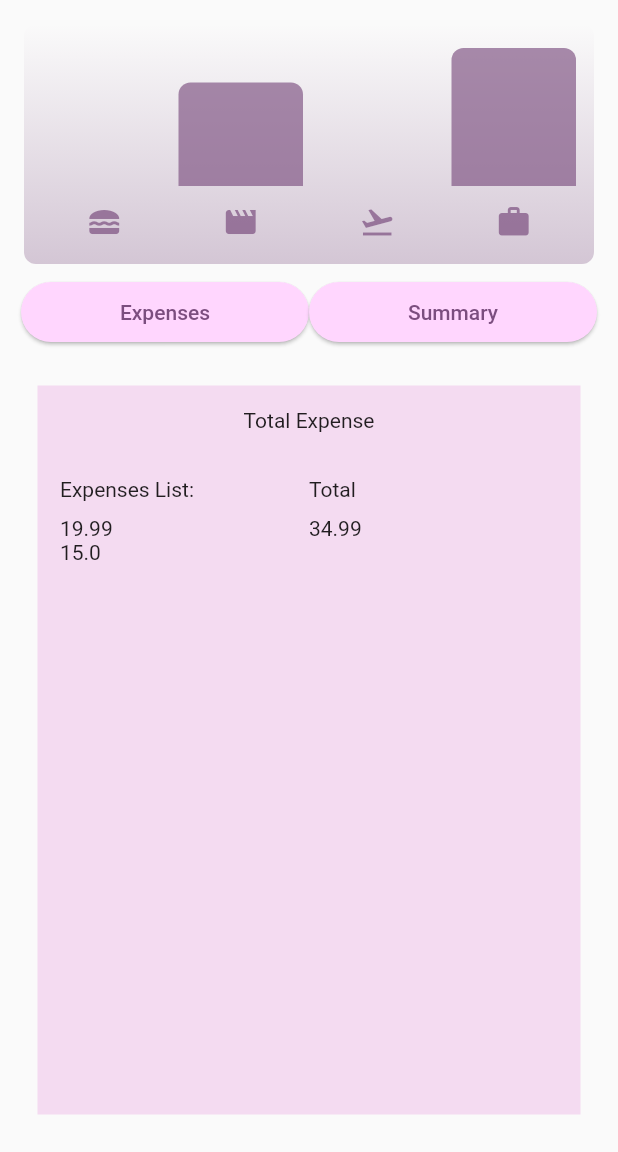
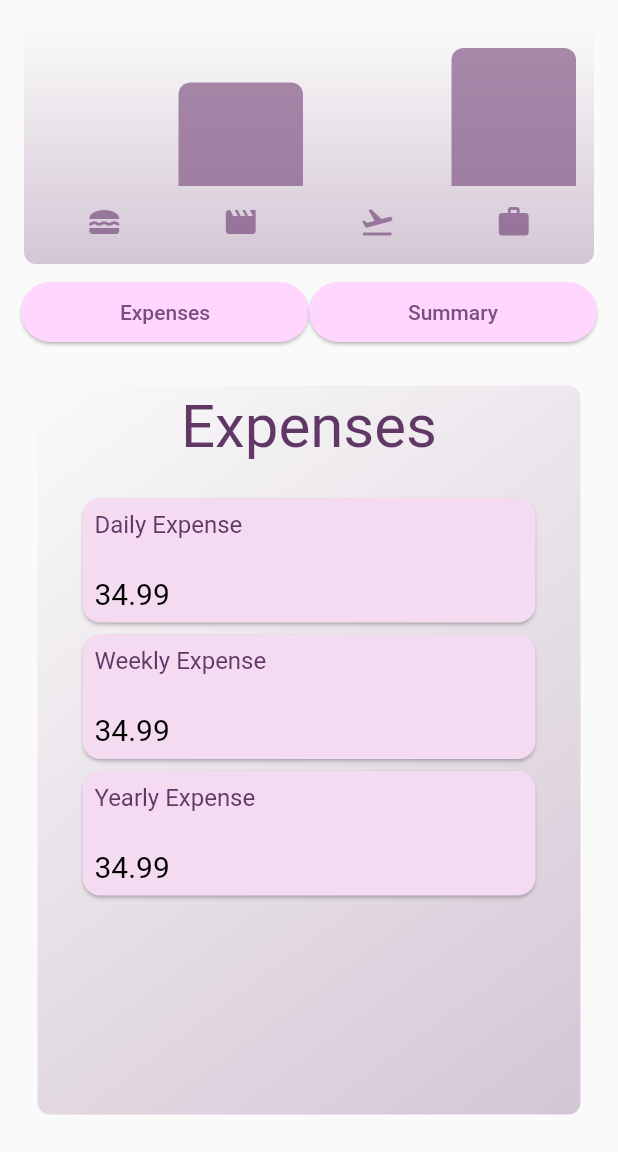
Before and after one commit to Wenster007/Expense_tracker_flutter, a Flutter app: the screen it shows after launch, after a tap on "Summary", on a phone screen of 412 x 824 dp, the part 84-1236 px from its top. Run offline on Flutter 3.47's test engine with Material 2 defaults, Android fonts, the phone set to English and light mode, and no system bars.

Commit message:
Added Daily,Weekly,Yearly Expenses and added styling to the summary section.

```diff
--- a/lib/widgets/expenses.dart
+++ b/lib/widgets/expenses.dart
@@ -1,7 +1,7 @@
 import 'package:expense_tracker2/widgets/buttons_row.dart';
 import 'package:expense_tracker2/widgets/expenses_list/expenses_list.dart';
 import 'package:expense_tracker2/widgets/new_expense.dart';
-import 'package:expense_tracker2/widgets/total/total_list.dart';
+import 'package:expense_tracker2/widgets/summary.dart';
 import 'package:flutter/material.dart';
 import 'package:expense_tracker2/model/expense.dart';
 import 'package:expense_tracker2/widgets/chart/chart.dart';
@@ -38,7 +38,9 @@ class _ExpensesState extends State<Expenses> {
   @override
   void initState() {
     currentButton = ButtonRow(
-        onExpenseClick: _onExpenseButton, onSummaryClick: _onSummaryButtons,);
+      onExpenseClick: _onExpenseButton,
+      onSummaryClick: _onSummaryButtons,
+    );
     super.initState();
   }
 
@@ -128,7 +130,8 @@ class _ExpensesState extends State<Expenses> {
 
     setState(() {
       currentButton = ButtonRow(
-        onExpenseClick: _onExpenseButton,onSummaryClick: _onSummaryButtons,
+        onExpenseClick: _onExpenseButton,
+        onSummaryClick: _onSummaryButtons,
       );
     });
   }
@@ -139,9 +142,9 @@ class _ExpensesState extends State<Expenses> {
     }
 
     setState(() {
-      currentButton = ButtonRow(onExpenseClick: _onExpenseButton, onSummaryClick: _onSummaryButtons);
+      currentButton = ButtonRow(
+          onExpenseClick: _onExpenseButton, onSummaryClick: _onSummaryButtons);
     });
-
   }
 
   double getTotalExpense(List<Expense> expenses) {
@@ -153,6 +156,9 @@ class _ExpensesState extends State<Expenses> {
 
     return sum;
   }
+
+
+
 
   @override
   Widget build(BuildContext context) {
@@ -201,36 +207,7 @@ class _ExpensesState extends State<Expenses> {
                       Flexible(child: mainContent),
                     ],
                   )
-                : Container(
-                    margin: const EdgeInsets.all(25),
-                    width: double.infinity,
-                    color: Theme.of(context).colorScheme.secondaryContainer,
-                    child: Padding(
-                      padding: const EdgeInsets.all(15.0),
-                      child: Column(
-                        children: [
-                          const Text("Total Expense"),
-                          const SizedBox(height: 30,),
-                          Row(
-                            children: const [
-                              Expanded(child: Text("Expenses List: ",),),
-                              Expanded(child: Text("Total",)),
-                            ],
-                          ),
-                          const SizedBox(height: 10,),
-                          Flexible(
-                            child: Row(
-                              children: [
-                                Expanded(child: TotalList(expenses: _currentActiveExpenseList),),
-                                Expanded(child: Container(alignment: Alignment.topLeft,child: Text(getTotalExpense(_registeredExpenses).toStringAsFixed(2)))),
-                              ],
-                            ),
-                          ),
-
-                        ],
-                      ),
-                    ),
-                  ),
+                : Summary(totalExpense: _currentActiveExpenseList),
           ),
         ],
       ),
--- /dev/null
+++ b/lib/widgets/summary.dart
@@ -0,0 +1,99 @@
+import 'package:flutter/material.dart';
+import 'package:expense_tracker2/widgets/total/total_item.dart';
+import 'package:expense_tracker2/model/expense.dart';
+
+class Summary extends StatelessWidget {
+  final List<Expense> totalExpense;
+  const Summary({Key? key, required this.totalExpense}) : super(key: key);
+
+
+  //to calculate expenses done in one day.
+  double getDayExpense(List<Expense> expenses) {
+    double sum = 0;
+    DateTime currentDate = DateTime.now();
+    DateTime particularDateOfExpense;
+    Duration difference;
+
+    for (var expense in expenses) {
+      particularDateOfExpense= expense.date;
+      difference = currentDate.difference(particularDateOfExpense);
+
+      if (difference.inDays <= 1) {
+        sum = sum + expense.amount;
+      }
+    }
+    return sum;
+  }
+
+
+  //to calculate expenses done in a week
+  double getWeekExpense(List<Expense> expenses) {
+    double sum = 0;
+    DateTime currentDate = DateTime.now();
+    DateTime particularDateOfExpense;
+    Duration difference;
+
+    for (var expense in expenses) {
+      particularDateOfExpense= expense.date;
+      difference = currentDate.difference(particularDateOfExpense);
+
+      if (difference.inDays <= 7) {
+        sum = sum + expense.amount;
+      }
+    }
+    return sum;
+  }
+
+  //to calculate expense done in a year
+  double getYearExpense(List<Expense> expenses) {
+    double sum = 0;
+    DateTime currentDate = DateTime.now();
+    DateTime particularDateOfExpense;
+    Duration difference;
+
+    for (var expense in expenses) {
+      particularDateOfExpense= expense.date;
+      difference = currentDate.difference(particularDateOfExpense);
+
+      if (difference.inDays <= 365) {
+        sum = sum + expense.amount;
+      }
+    }
+    return sum;
+  }
+  @override
+  Widget build(BuildContext context) {
+    return Container(
+      margin: const EdgeInsets.all(25),
+      width: double.infinity,
+      decoration: BoxDecoration(
+        borderRadius: BorderRadius.circular(8),
+        gradient: LinearGradient(
+          colors: [
+            Theme.of(context).colorScheme.primary.withOpacity(0.3),
+            Theme.of(context).colorScheme.primary.withOpacity(0.0)
+          ],
+          begin: Alignment.bottomRight,
+          end: Alignment.topLeft,
+        ),
+      ),
+      child: Padding(
+        padding: const EdgeInsets.symmetric(
+            vertical: 4, horizontal: 16),
+        child: Column(
+          children: [
+            Text("Expenses",
+                style:
+                Theme.of(context).textTheme.headlineLarge?.copyWith(color: Theme.of(context).colorScheme.onPrimaryContainer)),
+            const SizedBox(
+              height: 20,
+            ),
+            TotalItem(durationOfExpense: "Daily Expense", totalDurationExpense: getDayExpense, expenses: totalExpense),
+            TotalItem(durationOfExpense: "Weekly Expense", totalDurationExpense: getWeekExpense, expenses: totalExpense),
+            TotalItem(durationOfExpense: "Yearly Expense", totalDurationExpense: getYearExpense, expenses: totalExpense),
+          ],
+        ),
+      ),
+    );
+  }
+}
--- a/lib/widgets/total/total_item.dart
+++ b/lib/widgets/total/total_item.dart
@@ -3,11 +3,33 @@ import 'package:flutter/material.dart';
 import '../../model/expense.dart';
 
 class TotalItem extends StatelessWidget {
-  final Expense expense;
-  const TotalItem({super.key, required this.expense});
+  final double Function (List<Expense>) totalDurationExpense;
+  final List<Expense> expenses;
+  final String durationOfExpense;
+  const TotalItem(
+      {super.key,  required this.durationOfExpense, required this.totalDurationExpense, required this.expenses});
 
   @override
   Widget build(BuildContext context) {
-    return Text("${expense.amount}");
+    return Card(
+      child: Padding(
+        padding: const EdgeInsets.all(8),
+        child: Container(
+          width: double.infinity,
+          child: Column(
+            crossAxisAlignment: CrossAxisAlignment.start,
+            children: [
+              Text(durationOfExpense, style: Theme.of(context).textTheme.displayMedium?.copyWith(
+            fontSize: 16, // Set the desired font size
+            color: Theme.of(context).colorScheme.onPrimaryContainer,),),
+              const SizedBox(
+                height: 25,
+              ),
+              Text(totalDurationExpense(expenses).toStringAsFixed(2), style: const TextStyle(color: Colors.black, fontSize: 20,),),
+            ],
+          ),
+        ),
+      ),
+    );
   }
 }
--- a/lib/widgets/total/total_list.dart
+++ /dev/null
@@ -1,15 +0,0 @@
-import 'package:expense_tracker2/widgets/total/total_item.dart';
-import 'package:flutter/material.dart';
-import 'package:expense_tracker2/model/expense.dart';
-
-
-
-class TotalList extends StatelessWidget {
-  final List<Expense> expenses;
-  const TotalList({super.key, required this.expenses});
-
-  @override
-  Widget build(BuildContext context) {
-    return ListView.builder(itemCount: expenses.length, itemBuilder: (ctx, index) => TotalItem(expense: expenses[index]),);
-  }
-}
```
